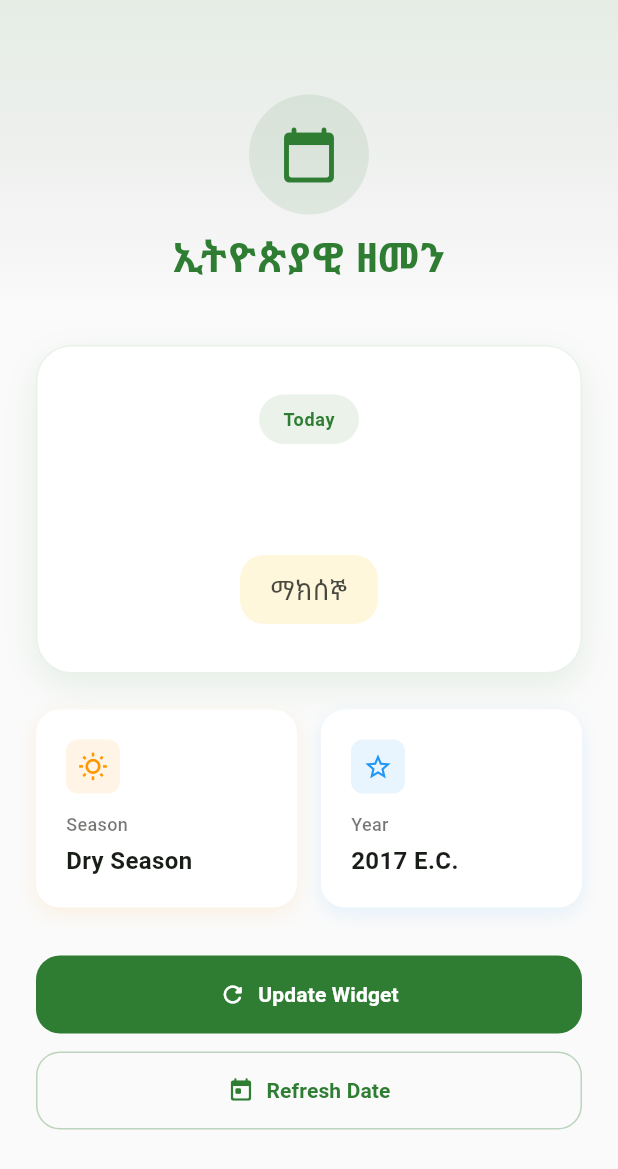
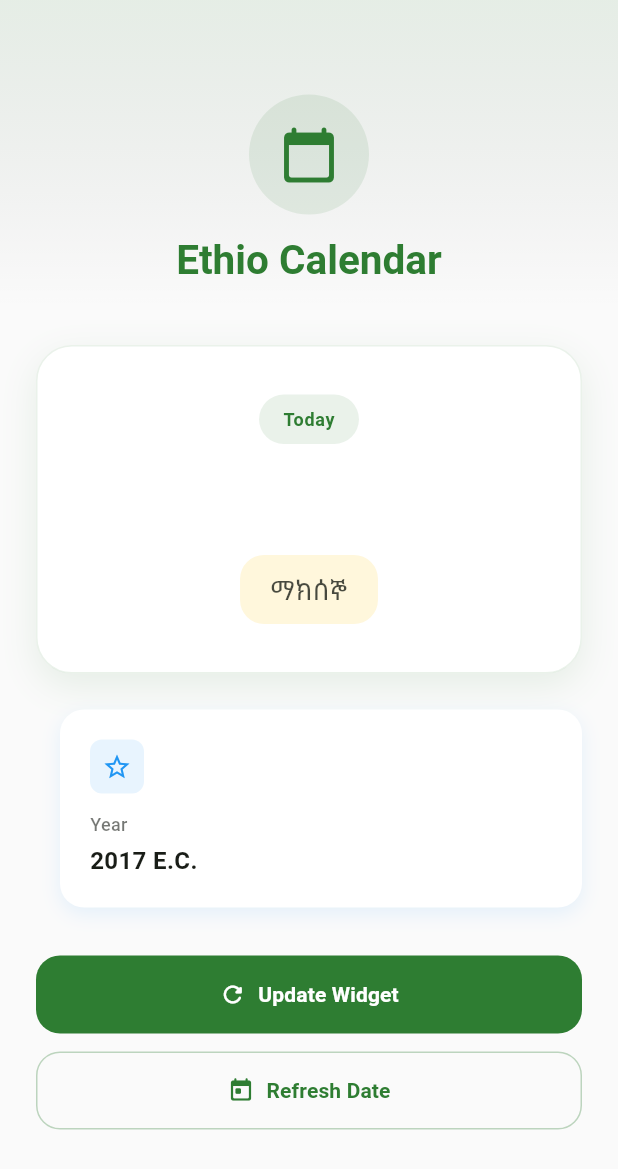
Before and after one commit to AnexDev1/ethio_cal, a Flutter app: the screen it shows after launch, on a phone screen of 412 x 824 dp. Shown: the top 1169 px of the screen. Run offline on Flutter 3.47's test engine with Material 3 defaults, Android fonts, the phone set to English and light mode, and no system bars; missing offline and left inert: ethiopian_calendar, home_widget.

```diff
--- a/lib/main.dart
+++ b/lib/main.dart
@@ -122,7 +122,7 @@ class _HomePageState extends State<HomePage> with TickerProviderStateMixin {
             flexibleSpace: FlexibleSpaceBar(
               centerTitle: true,
               title: Text(
-                'ኢትዮጵያዊ ዘመን',
+                'Ethio Calendar',
                 style: TextStyle(
                   color: Theme.of(context).colorScheme.primary,
                   fontWeight: FontWeight.w600,
@@ -263,14 +263,6 @@ class _HomePageState extends State<HomePage> with TickerProviderStateMixin {
   Widget _buildInfoCards() {
     return Row(
       children: [
-        Expanded(
-          child: _buildSmallInfoCard(
-            icon: Icons.wb_sunny_outlined,
-            title: 'Season',
-            value: 'Dry Season',
-            color: Colors.orange,
-          ),
-        ),
         const SizedBox(width: 16),
         Expanded(
           child: _buildSmallInfoCard(
--- a/lib/services/widget_service.dart
+++ b/lib/services/widget_service.dart
@@ -2,7 +2,6 @@ import 'package:home_widget/home_widget.dart';
 import 'ethiopian_date_service.dart';
 
 class WidgetService {
-  /// Updates the home widget with the current Ethiopian date and day name in Amharic.
   static Future<void> updateHomeWidget() async {
     final now = DateTime.now();
     final ethio = EthiopianDateService.getEthiopianDateInfo(now);
```
Also changed, not shown: 1 other file.
